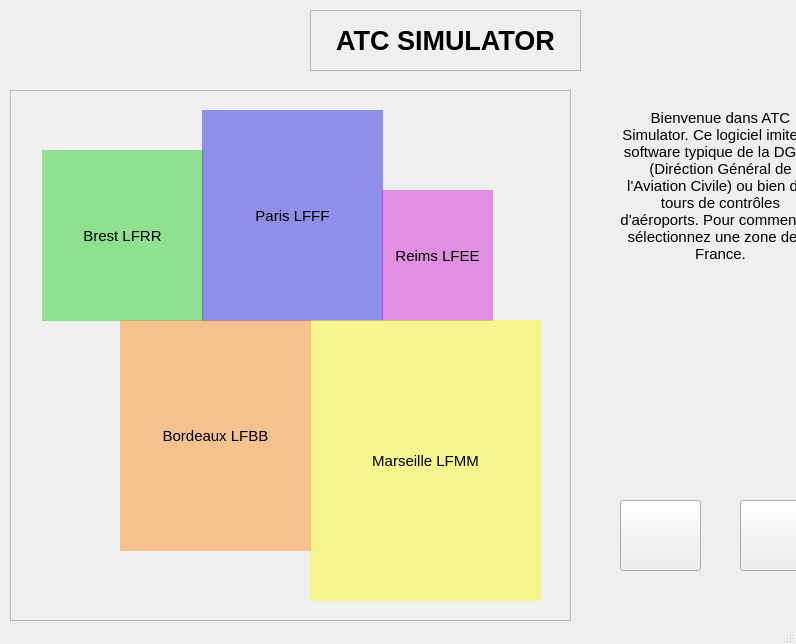
arcreane/python-project-projet-ivry-sur-seine, file ATC_accueil.ui: the form before one commit.
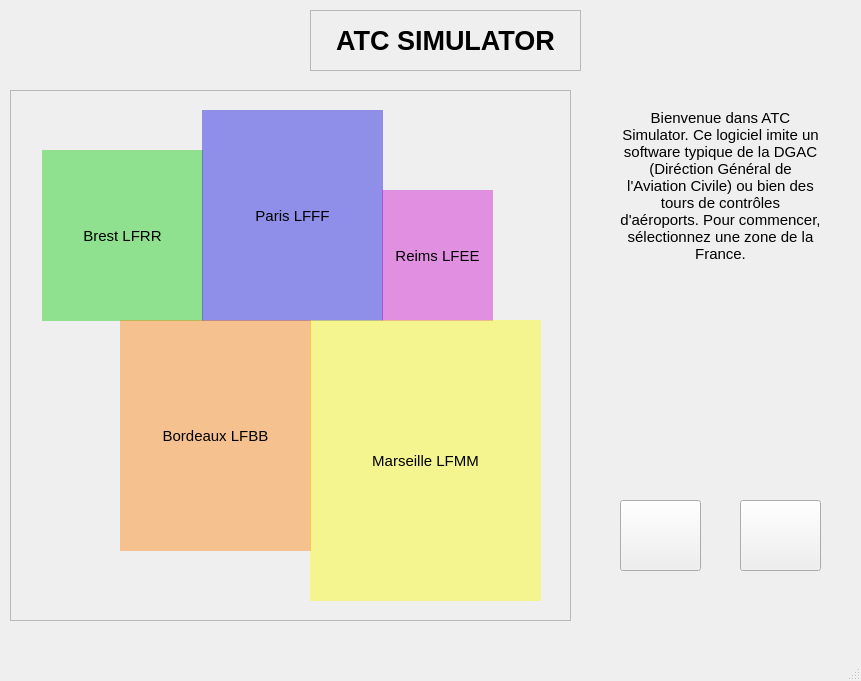
The form after the commit. Icons and pictures are not drawn.

What changed in the file:
```diff
--- a/ATC_accueil.ui
+++ b/ATC_accueil.ui
@@ -6,8 +6,8 @@
    <rect>
     <x>0</x>
     <y>0</y>
-    <width>796</width>
-    <height>644</height>
+    <width>861</width>
+    <height>681</height>
    </rect>
   </property>
   <property name="acceptDrops">
```
Left out of the diff: 4 changed lines with no effect on the pictures.
